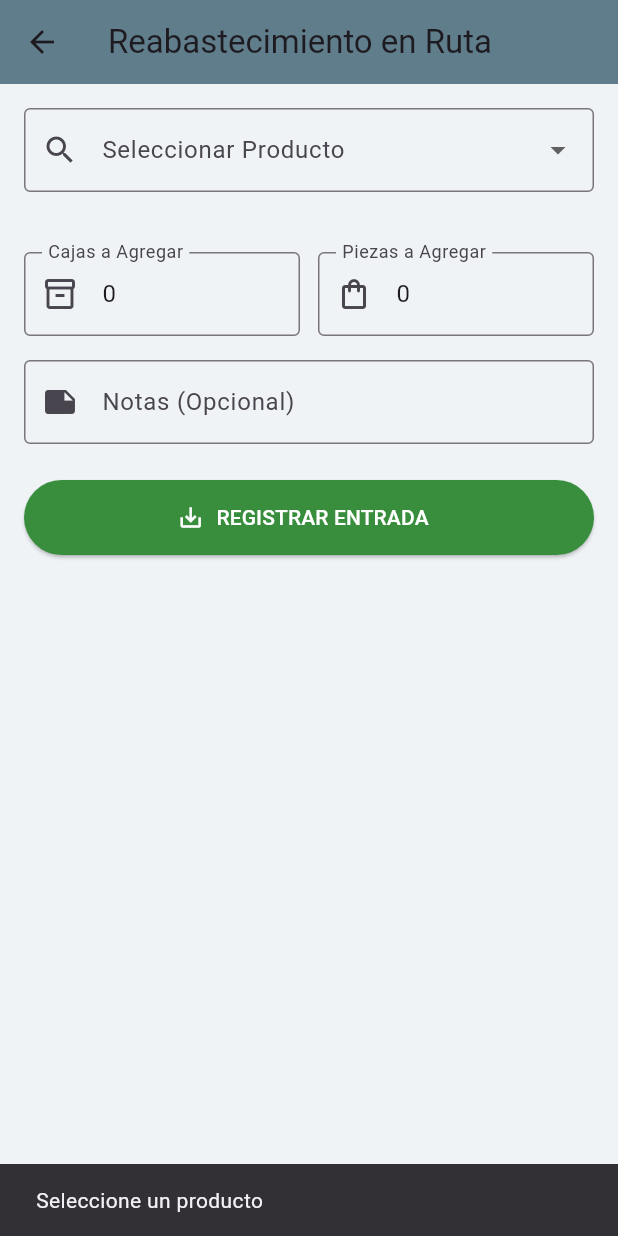
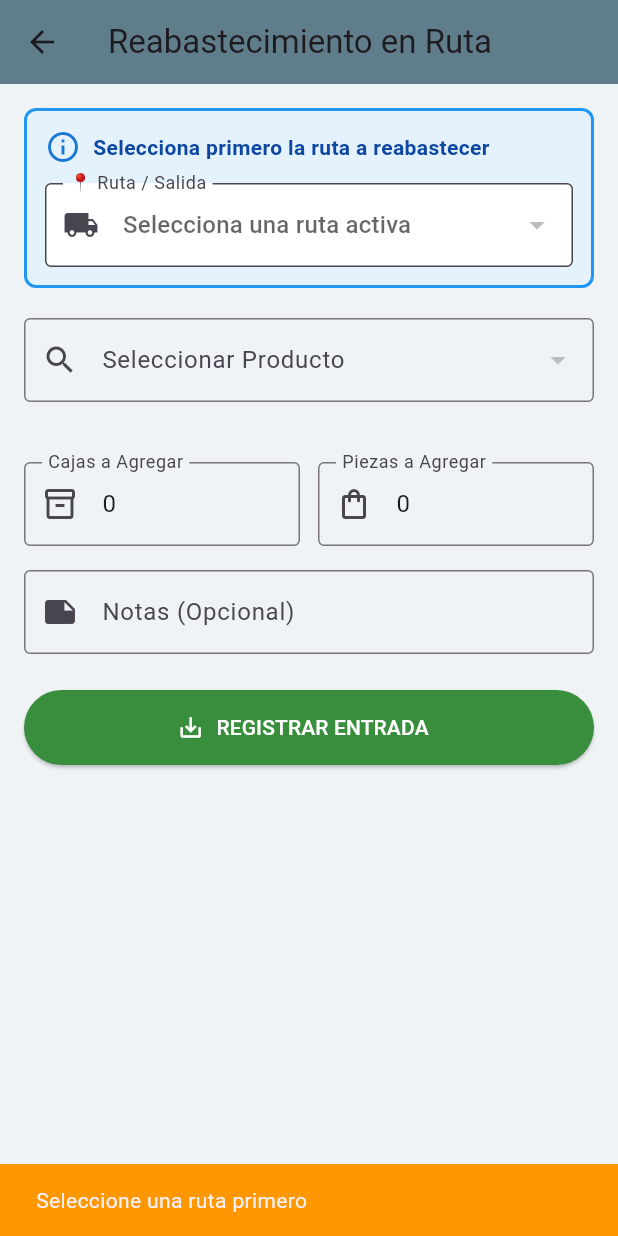
Before and after one commit to DesarrolladorWebFrias/Sistema-M-vil-de-Gesti-n-de-Ventas-y-Rutas-Offline-First, a Flutter app: the RestockScreen screen opened by its route, after a tap on "REGISTRAR ENTRADA", on a phone screen of 412 x 824 dp. Run offline on Flutter 3.47's test engine with Material 3 defaults, Android fonts, the phone set to English and light mode, and no system bars; our stand-ins replace audioplayers, file_picker, image_picker, pdf, permission_handler, share_plus and 2 more; missing offline and left inert: excel; accounts and stored records are empty.

Commit message:
UX: SnackBar verde para venta exitosa y selector de ruta en reabastecimiento
- Sales Screen: SnackBar verde con letras blancas y duración de 3 segundos
- Icono de check circle para venta exitosa, error icon para fallos
- Restock Screen: Agregado selector de ruta PRIMERO antes de productos
- Reabastecimiento ahora registra en detalle_salidas de la ruta seleccionada
- Útil para cargar producto adicional que cliente solicitó pero no se llevó
- Dropdown de productos se deshabilita hasta seleccionar ruta
- Mejoras visuales con contenedor azul informativo en reabastecimiento

```diff
--- a/lib/screens/admin/restock_screen.dart
+++ b/lib/screens/admin/restock_screen.dart
@@ -2,8 +2,10 @@ import 'package:flutter/material.dart';
 import 'package:provider/provider.dart';
 import '../../data/models/producto.dart';
 import '../../data/models/movimiento_inventario.dart';
+import '../../data/models/salida.dart';
 import '../../data/local/db_helper.dart';
 import '../../providers/product_provider.dart';
+import '../../providers/salida_provider.dart';
 
 class RestockScreen extends StatefulWidget {
   const RestockScreen({super.key});
@@ -13,6 +15,7 @@ class RestockScreen extends StatefulWidget {
 }
 
 class _RestockScreenState extends State<RestockScreen> {
+  int? _selectedSalidaId; // Ruta seleccionada
   Producto? _selectedProduct;
   final _cajasController = TextEditingController(text: '0');
   final _piezasController = TextEditingController(text: '0');
@@ -24,10 +27,21 @@ class _RestockScreenState extends State<RestockScreen> {
     super.initState();
     WidgetsBinding.instance.addPostFrameCallback((_) {
       Provider.of<ProductProvider>(context, listen: false).loadProducts();
+      Provider.of<SalidaProvider>(context, listen: false).loadSalidas();
     });
   }
 
   Future<void> _submitRestock() async {
+    if (_selectedSalidaId == null) {
+      ScaffoldMessenger.of(context).showSnackBar(
+        const SnackBar(
+          content: Text("Seleccione una ruta primero"),
+          backgroundColor: Colors.orange,
+        ),
+      );
+      return;
+    }
+
     if (_selectedProduct == null) {
       ScaffoldMessenger.of(context).showSnackBar(const SnackBar(content: Text("Seleccione un producto")));
       return;
@@ -46,38 +60,57 @@ class _RestockScreenState extends State<RestockScreen> {
     try {
       final db = await DatabaseHelper().database;
 
-      // 1. Registrar Movimiento
+      // 1. Registrar en detalle_salidas (Reabastecimiento de la ruta)
+      await db.insert('detalle_salidas', {
+        'id_salida': _selectedSalidaId,
+        'id_producto': _selectedProduct!.id,
+        'cantidad_cajas': cajas,
+        'cantidad_piezas': piezas,
+        'precio_venta': _selectedProduct!.precio, // Precio actual del producto
+      });
+
+      // 2. Registrar Movimiento en Kardex
       final movimiento = MovimientoInventario(
         fechaHora: DateTime.now(),
         tipo: 'ALTA_REABASTECIMIENTO',
         idProducto: _selectedProduct!.id!,
         cantidadCajas: cajas,
         cantidadPiezas: piezas,
-        usuario: 'ADMIN', // Podría ser dinámico si hubiera login real
-        notas: _notasController.text.isEmpty ? 'Reabastecimiento en Ruta' : _notasController.text,
+        usuario: 'ADMIN',
+        notas: _notasController.text.isEmpty
+          ? 'Reabastecimiento en Ruta ID: $_selectedSalidaId'
+          : _notasController.text,
       );
 
       await db.insert('movimientos_inventario', movimiento.toMap());
 
-      // 2. Actualizar Stock del Producto
-      final nuevoStockCajas = _selectedProduct!.stockCajas + cajas;
-      final nuevoStockPiezas = _selectedProduct!.stockPiezas + piezas;
-
-      await db.rawUpdate('''
-        UPDATE productos
-        SET stock_cajas = ?, stock_piezas = ?
-        WHERE id = ?
-      ''', [nuevoStockCajas, nuevoStockPiezas, _selectedProduct!.id]);
-
-      // 3. Recargar Productos en Provider
+      // 3. Recargar Productos en Provider con la salida seleccionada
       if (mounted) {
-        await Provider.of<ProductProvider>(context, listen: false).loadProducts();
+        await Provider.of<ProductProvider>(context, listen: false).loadProducts(idSalida: _selectedSalidaId);
       }
 
       if (!mounted) return;
 
       ScaffoldMessenger.of(context).showSnackBar(
-        const SnackBar(content: Text("Inventario actualizado correctamente"), backgroundColor: Colors.green),
+        SnackBar(
+          content: Row(
+            children: [
+              Icon(Icons.check_circle, color: Colors.white, size: 24),
+              SizedBox(width: 12),
+              Expanded(
+                child: Text(
+                  "Reabastecimiento registrado en la ruta",
+                  style: TextStyle(
+                    color: Colors.white,
+                    fontWeight: FontWeight.bold,
+                  ),
+                ),
+              ),
+            ],
+          ),
+          backgroundColor: Colors.green[700],
+          duration: const Duration(seconds: 3),
+        ),
       );
 
       // Limpiar campos
@@ -96,6 +129,7 @@ class _RestockScreenState extends State<RestockScreen> {
   @override
   Widget build(BuildContext context) {
     final products = Provider.of<ProductProvider>(context).products;
+    final salidaProvider = Provider.of<SalidaProvider>(context);
 
     return Scaffold(
       appBar: AppBar(
@@ -106,9 +140,67 @@ class _RestockScreenState extends State<RestockScreen> {
         padding: const EdgeInsets.all(16.0),
         child: Column(
           children: [
-            // Selector de Producto
+            // 1. SELECTOR DE RUTA (PRIMERO)
+            Container(
+              padding: const EdgeInsets.all(12),
+              decoration: BoxDecoration(
+                color: Colors.blue[50],
+                borderRadius: BorderRadius.circular(8),
+                border: Border.all(color: Colors.blue, width: 2),
+              ),
+              child: Column(
+                crossAxisAlignment: CrossAxisAlignment.start,
+                children: [
+                  Row(
+                    children: [
+                      Icon(Icons.info_outline, color: Colors.blue[700]),
+                      SizedBox(width: 8),
+                      Expanded(
+                        child: Text(
+                          "Selecciona primero la ruta a reabastecer",
+                          style: TextStyle(
+                            fontWeight: FontWeight.bold,
+                            color: Colors.blue[900],
+                          ),
+                        ),
+                      ),
+                    ],
+                  ),
+                  SizedBox(height: 12),
+                  DropdownButtonFormField<int>(
+                    value: _selectedSalidaId,
+                    decoration: const InputDecoration(
+                      labelText: "📍 Ruta / Salida",
+                      border: OutlineInputBorder(),
+                      prefixIcon: Icon(Icons.local_shipping),
+                      filled: true,
+                      fillColor: Colors.white,
+                    ),
+                    hint: const Text("Selecciona una ruta activa"),
+                    items: salidaProvider.salidasActivas.map((salida) {
+                      return DropdownMenuItem(
+                        value: salida.id,
+                        child: Text(
+                          "${salida.tipo == 'RUTA' ? '🗺️' : '📦'} ${salida.nombreRuta}",
+                          overflow: TextOverflow.ellipsis,
+                        ),
+                      );
+                    }).toList(),
+                    onChanged: (value) {
+                      setState(() {
+                        _selectedSalidaId = value;
+                        _selectedProduct = null; // Reset producto al cambiar ruta
+                      });
+                    },
+                  ),
+                ],
+              ),
+            ),
+            const SizedBox(height: 20),
+
+            // 2. Selector de Producto
             DropdownButtonFormField<Producto>(
-              initialValue: _selectedProduct,
+              value: _selectedProduct,
               decoration: const InputDecoration(
                 labelText: "Seleccionar Producto",
                 border: OutlineInputBorder(),
@@ -120,9 +212,11 @@ class _RestockScreenState extends State<RestockScreen> {
                   child: Text(p.nombre),
                 );
               }).toList(),
-              onChanged: (val) {
-                setState(() => _selectedProduct = val);
-              },
+              onChanged: _selectedSalidaId == null
+                ? null // Deshabilitar si no hay ruta seleccionada
+                : (val) {
+                    setState(() => _selectedProduct = val);
+                  },
             ),
             const SizedBox(height: 20),
 
```
Also changed, not shown: lib/screens/sales/sales_screen.dart (+49 -2 lines).
